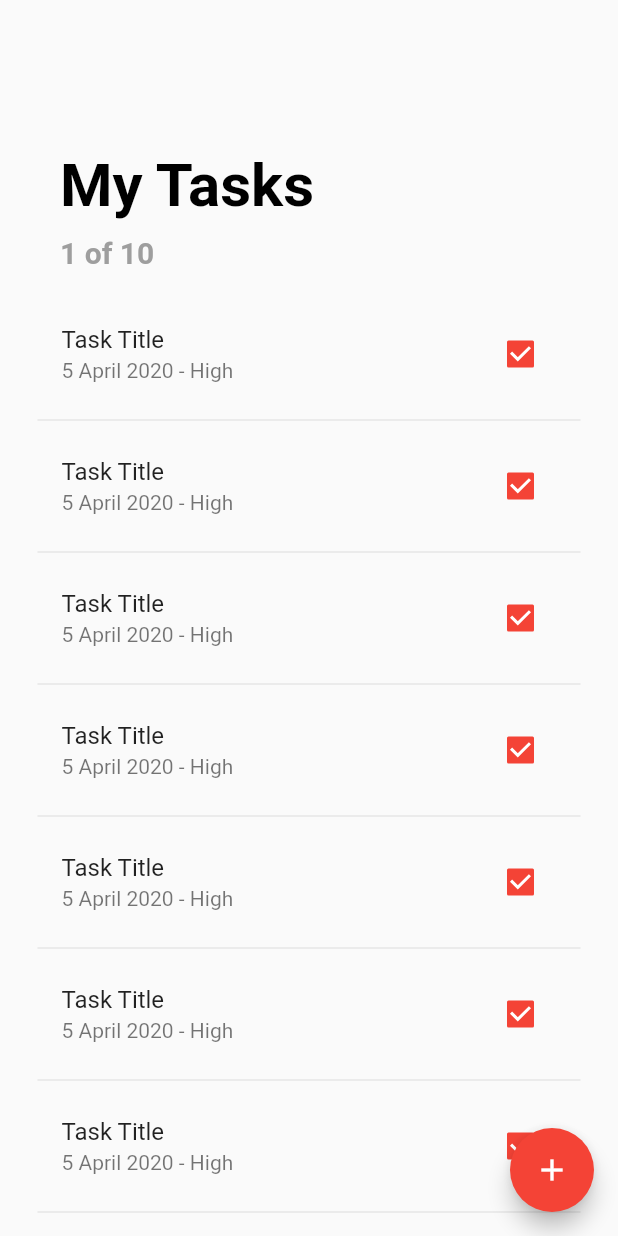
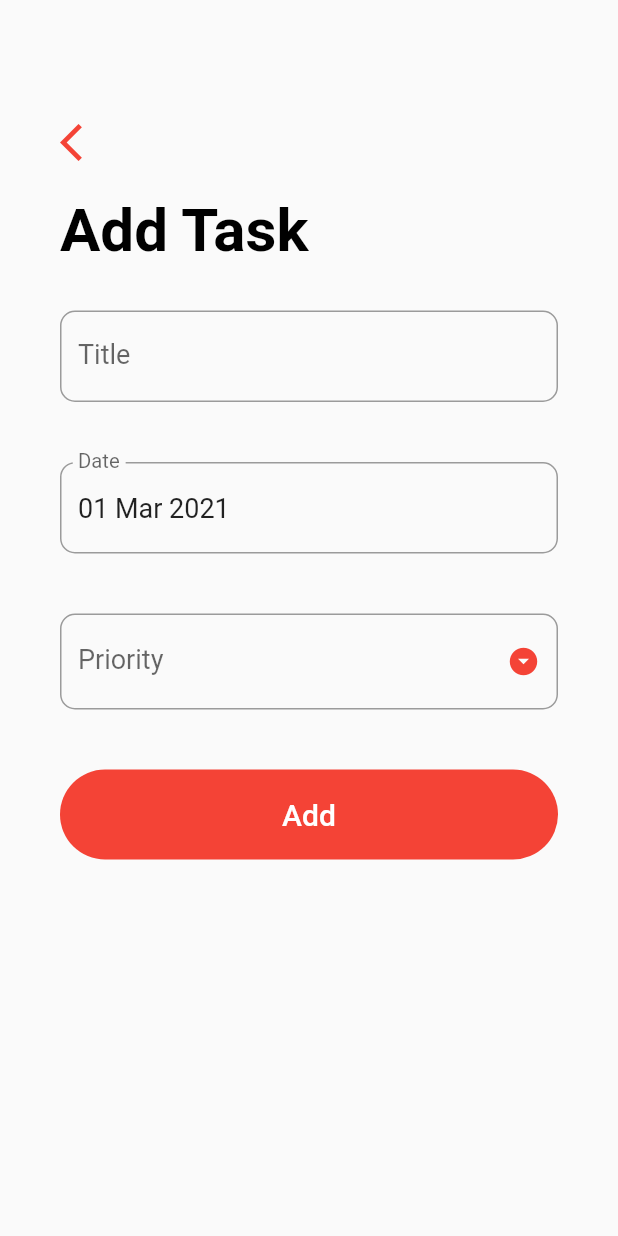
Before and after one commit to Anantawira/MyToDoList, a Flutter app: the screen it shows after launch, after a tap on the "add" icon, on a phone screen of 412 x 824 dp. Run offline on Flutter 3.47's test engine with Material 2 defaults, Android fonts, the phone set to English and light mode, and no system bars.

Commit message:
Third Commit

```diff
--- /dev/null
+++ b/lib/models/task_model.dart
@@ -0,0 +1,33 @@
+class Task {
+  int id;
+  String title;
+  DateTime date;
+  String priority;
+  int status; // 0 - Incomplete, 1 - Complete
+
+  Task({this.title, this.date, this.priority, this.status});
+  Task.withId({this.id, this.title, this.date, this.priority, this.status});
+
+  Map<String, dynamic> toMap() {
+    final map = Map<String, dynamic>();
+    if (id != null) {
+      map['id'] = id;
+    }
+    map['id'] = id;
+    map['title'] = title;
+    map['date'] = date.toIso8601String();
+    map['priority'] = priority;
+    map['status'] = status;
+    return map;
+  }
+
+  factory Task.fromMap(Map<String, dynamic> map) {
+    return Task.withId(
+      id: map['id'],
+      title: map['title'],
+      date: DateTime.parse(map['date']),
+      priority: map['priority'],
+      status: map['status'],
+    );
+  }
+}
--- /dev/null
+++ b/lib/screens/add_task_screen.dart
@@ -0,0 +1,192 @@
+import 'package:flutter/material.dart';
+import 'package:intl/intl.dart';
+
+class AddTaskScreen extends StatefulWidget {
+  @override
+  _AddTaskScreenState createState() => _AddTaskScreenState();
+}
+
+class _AddTaskScreenState extends State<AddTaskScreen> {
+  final _formKey = GlobalKey<FormState>();
+  String _title = '';
+  String _priority;
+  DateTime _date = DateTime.now();
+  TextEditingController _dateController = TextEditingController();
+
+  final DateFormat _dateFormatter = DateFormat('dd MMM yyyy');
+  final List<String> _priorities = ['Low', 'Medium', 'High'];
+
+  @override
+  void initState() {
+    super.initState();
+    _dateController.text = _dateFormatter.format(_date);
+  }
+
+  @override
+  void dispose() {
+    _dateController.dispose();
+    super.dispose();
+  }
+
+  _handleDatePicker() async {
+    final DateTime date = await showDatePicker(
+      context: context,
+      initialDate: _date,
+      firstDate: DateTime(2000),
+      lastDate: DateTime(2100),
+    );
+    if (date != null && date != _date) {
+      setState(() {
+        _date = date;
+      });
+      _dateController.text = _dateFormatter.format(date);
+    }
+  }
+
+  _submit() {
+    if (_formKey.currentState.validate()) {
+      _formKey.currentState.save();
+      print('$_title, $_date, $_priority');
+
+      //insert the task to our user's database
+
+      //update the task
+
+      Navigator.pop(context);
+    }
+  }
+
+  @override
+  Widget build(BuildContext context) {
+    return Scaffold(
+      body: GestureDetector(
+        onTap: () => FocusScope.of(context).unfocus(),
+        child: SingleChildScrollView(
+          child: Container(
+            padding: EdgeInsets.symmetric(horizontal: 40.0, vertical: 80.0),
+            child: Column(
+              crossAxisAlignment: CrossAxisAlignment.start,
+              children: <Widget>[
+                GestureDetector(
+                  onTap: () => Navigator.pop(context),
+                  child: Icon(
+                    Icons.arrow_back_ios,
+                    size: 30.0,
+                    color: Theme.of(context).primaryColor,
+                  ),
+                ),
+                SizedBox(height: 20.0),
+                Text(
+                  'Add Task',
+                  style: TextStyle(
+                      color: Colors.black,
+                      fontSize: 40.0,
+                      fontWeight: FontWeight.bold),
+                ),
+                SizedBox(height: 10.0),
+                Form(
+                  key: _formKey,
+                  child: Column(
+                    children: <Widget>[
+                      Padding(
+                        padding: EdgeInsets.symmetric(vertical: 20.0),
+                        child: TextFormField(
+                          style: TextStyle(fontSize: 18.0),
+                          decoration: InputDecoration(
+                            labelText: 'Title',
+                            labelStyle: TextStyle(fontSize: 18.0),
+                            border: OutlineInputBorder(
+                              borderRadius: BorderRadius.circular(10.0),
+                            ),
+                          ),
+                          validator: (input) => input.trim().isEmpty
+                              ? 'Title tidak boleh kosong'
+                              : null,
+                          onSaved: (input) => _title = input,
+                          initialValue: _title,
+                        ),
+                      ),
+                      Padding(
+                        padding: EdgeInsets.symmetric(vertical: 20.0),
+                        child: TextFormField(
+                          readOnly: true,
+                          controller: _dateController,
+                          style: TextStyle(fontSize: 18.0),
+                          onTap: _handleDatePicker,
+                          decoration: InputDecoration(
+                            labelText: 'Date',
+                            labelStyle: TextStyle(fontSize: 18.0),
+                            border: OutlineInputBorder(
+                              borderRadius: BorderRadius.circular(10.0),
+                            ),
+                          ),
+                        ),
+                      ),
+                      Padding(
+                        padding: EdgeInsets.symmetric(vertical: 20.0),
+                        child: DropdownButtonFormField(
+                          isDense: true,
+                          icon: Icon(Icons.arrow_drop_down_circle),
+                          iconSize: 22.0,
+                          iconEnabledColor: Theme.of(context).primaryColor,
+                          items: _priorities.map((String priority) {
+                            return DropdownMenuItem(
+                              value: priority,
+                              child: Text(
+                                priority,
+                                style: TextStyle(
+                                  color: Colors.black,
+                                  fontSize: 18.0,
+                                ),
+                              ),
+                            );
+                          }).toList(),
+                          style: TextStyle(fontSize: 18.0),
+                          decoration: InputDecoration(
+                            labelText: 'Priority',
+                            labelStyle: TextStyle(fontSize: 18.0),
+                            border: OutlineInputBorder(
+                              borderRadius: BorderRadius.circular(10.0),
+                            ),
+                          ),
+                          validator: (input) => _priority == null
+                              ? 'Priority tidak boleh kosong'
+                              : null,
+                          onChanged: (value) {
+                            setState(() {
+                              _priority = value;
+                            });
+                          },
+                          value: _priority,
+                        ),
+                      ),
+                      Container(
+                        margin: EdgeInsets.symmetric(vertical: 20.0),
+                        height: 60.0,
+                        width: double.infinity,
+                        decoration: BoxDecoration(
+                          color: Theme.of(context).primaryColor,
+                          borderRadius: BorderRadius.circular(30.0),
+                        ),
+                        child: FlatButton(
+                          child: Text(
+                            'Add',
+                            style: TextStyle(
+                              color: Colors.white,
+                              fontSize: 20.0,
+                            ),
+                          ),
+                          onPressed: _submit,
+                        ),
+                      ),
+                    ],
+                  ),
+                ),
+              ],
+            ),
+          ),
+        ),
+      ),
+    );
+  }
+}
--- a/lib/screens/todo_list_screen.dart
+++ b/lib/screens/todo_list_screen.dart
@@ -1,4 +1,5 @@
 import 'package:flutter/material.dart';
+import 'package:flutter_todo_list/screens/add_task_screen.dart';
 
 class TodoListScreen extends StatefulWidget {
   @override
@@ -34,7 +35,12 @@ class _TodoListScreenState extends State<TodoListScreen> {
       floatingActionButton: FloatingActionButton(
         backgroundColor: Theme.of(context).primaryColor,
         child: Icon(Icons.add),
-        onPressed: () => print('Navigate to add task screen'),
+        onPressed: () => Navigator.push(
+          context,
+          MaterialPageRoute(
+            builder: (_) => AddTaskScreen(),
+          ),
+        ),
       ),
       body: ListView.builder(
         padding: EdgeInsets.symmetric(vertical: 80.0),
--- a/pubspec.yaml
+++ b/pubspec.yaml
@@ -28,6 +28,7 @@ dependencies:
   # The following adds the Cupertino Icons font to your application.
   # Use with the CupertinoIcons class for iOS style icons.
   cupertino_icons: ^0.1.3
+  intl: ^0.16.1
 
 dev_dependencies:
   flutter_test:
```
Also changed, not shown: pubspec.lock.
